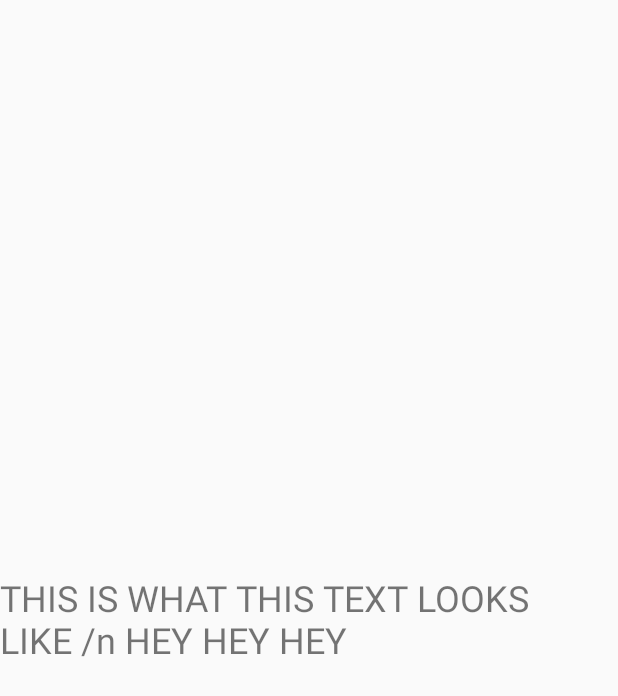
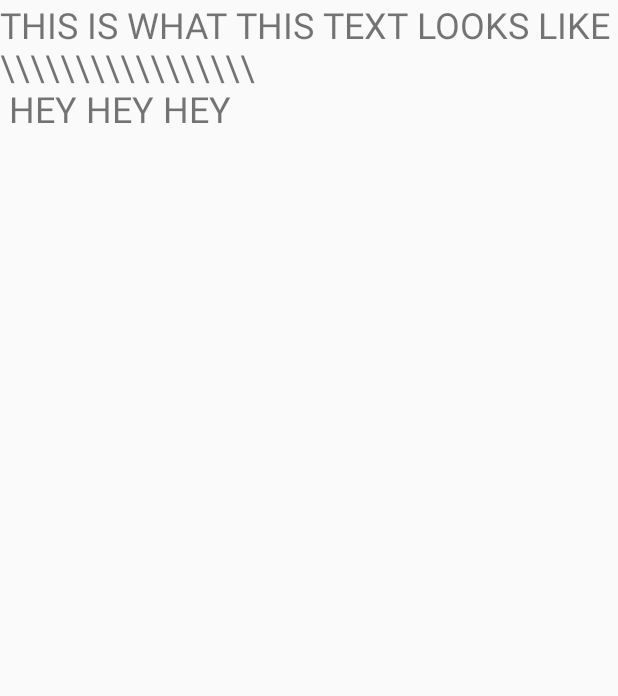
Before and after one commit to justJoeking-ai/Dmotron, an Android app: the layout content_monster_card.xml on its own in the app's theme, with its tools: preview values and no code run, on a phone screen of 412 x 824 dp. Shown: the top 696 px of the screen. Run offline under Robolectric (Android 15) with nearby library versions, the phone set to English and light mode, and no system bars.

Commit message:
now can grab name
WO(OOOO

```diff
--- a/app/src/main/java/com/justjoeking/dmotron/MonsterCardActivity.kt
+++ b/app/src/main/java/com/justjoeking/dmotron/MonsterCardActivity.kt
@@ -84,7 +84,7 @@ class MonsterCardActivity : AppCompatActivity() {
             )
             monsterInput.layoutParams = lp
             monsterInput.inputType = InputType.TYPE_CLASS_TEXT
-            val monsterIndex = monsterInput.toString()
+            val monsterIndex = monsterInput.text
             val sharedPref = getSharedPreferences("Dm-Otron", Context.MODE_PRIVATE)
             sharedPref.getString("Orc", String.toString())
             monsterInput.hint = getText(R.string.Find_your_monster)
@@ -109,7 +109,7 @@ class MonsterCardActivity : AppCompatActivity() {
 //                    return@setPositiveButton
                 }
                 printStats(
-                    monsterIndex,
+                   monsterIndex.toString(),
                     view
                 )
             }
--- a/app/src/main/res/layout/content_monster_card.xml
+++ b/app/src/main/res/layout/content_monster_card.xml
@@ -7,16 +7,26 @@
         app:layout_behavior="@string/appbar_scrolling_view_behavior"
         tools:context=".MonsterCardActivity"
         tools:showIn="@layout/activity_monster_card">
-    <TextView
-            android:id="@+id/centertext"
+
+    <ScrollView
+            android:id="@+id/scrollview"
             android:layout_width="match_parent"
-            android:layout_height="wrap_content"
-            android:textSize="24sp"
+            android:layout_height="match_parent"
+            android:orientation="vertical"
             app:layout_constraintBottom_toBottomOf="parent"
+            app:layout_constraintHorizontal_bias="0.0"
             app:layout_constraintLeft_toLeftOf="parent"
             app:layout_constraintRight_toRightOf="parent"
             app:layout_constraintTop_toTopOf="parent"
-            tools:text="THIS IS WHAT THIS TEXT LOOKS LIKE /n HEY HEY HEY
-" />
+            app:layout_constraintVertical_bias="1.0">>
+
+        <TextView
+                android:id="@+id/centertext"
+                android:layout_width="match_parent"
+                android:layout_height="wrap_content"
+                android:textSize="24sp"
+                tools:text="THIS IS WHAT THIS TEXT LOOKS LIKE \\\\\\\\\\\\\\\\\\\\\\\\\\\\\\\\\\\n HEY HEY HEY
+    " />
+    </ScrollView>
 
 </androidx.constraintlayout.widget.ConstraintLayout>
```
